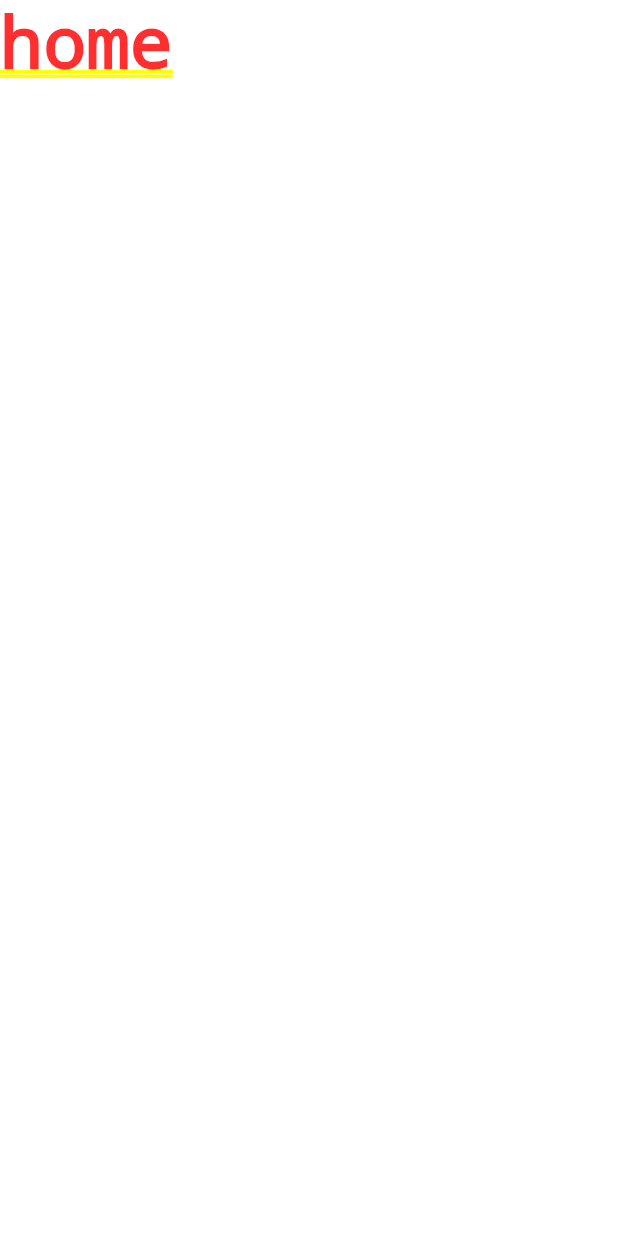
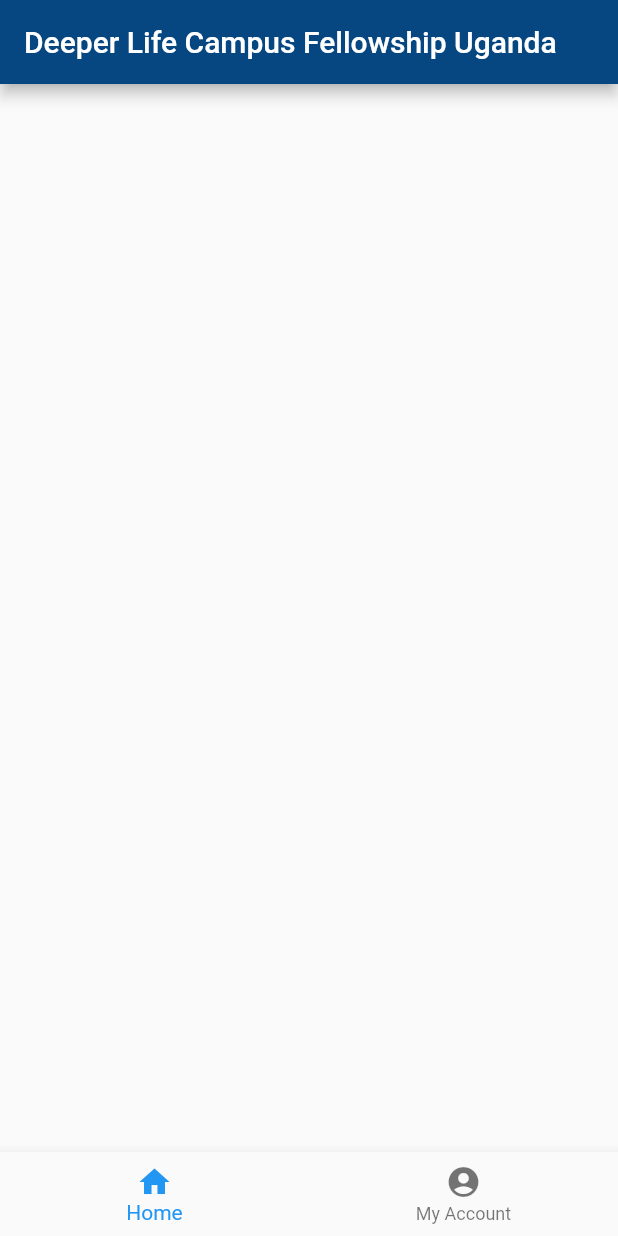
Before and after one commit to edcsu/deeper_life_campus, a Flutter app: the screen it shows after launch, after a tap on "LOGIN", on a phone screen of 412 x 824 dp. Run offline on Flutter 3.47's test engine with Material 2 defaults, Android fonts, the phone set to English and light mode, and no system bars; our stand-ins replace flutter_svg, splashscreen.

Commit message:
style:home screen

```diff
--- a/lib/screens/authenticate/sign_in.dart
+++ b/lib/screens/authenticate/sign_in.dart
@@ -1,8 +1,6 @@
 import 'package:deeper_life_campus/components/rounded_button.dart';
 import 'package:deeper_life_campus/components/rounded_input_field.dart';
 import 'package:deeper_life_campus/components/rounded_password_field.dart';
-import 'package:deeper_life_campus/components/text_field_container.dart';
-import 'package:deeper_life_campus/constants.dart';
 import 'package:deeper_life_campus/screens/home/home.dart';
 import 'package:deeper_life_campus/screens/services/auth.dart';
 import 'package:flutter/material.dart';
--- /dev/null
+++ b/lib/screens/dashboard/dashboard.dart
@@ -0,0 +1,13 @@
+import 'package:deeper_life_campus/screens/home/components/app_bar.dart';
+import 'package:flutter/material.dart';
+
+class Dashboard extends StatelessWidget {
+  const Dashboard({Key key}) : super(key: key);
+
+  @override
+  Widget build(BuildContext context) {
+    return Scaffold(
+      appBar: homeAppBar(),
+    );
+  }
+}
--- /dev/null
+++ b/lib/screens/home/components/app_bar.dart
@@ -0,0 +1,15 @@
+import 'package:deeper_life_campus/constants.dart';
+import 'package:flutter/material.dart';
+
+AppBar homeAppBar() {
+    return AppBar(
+      // leading: SvgPicture.asset("assets/images/logo.svg"),
+      automaticallyImplyLeading: false,
+      backgroundColor: kPrimaryColor,
+      title: Text(
+        "Deeper Life Campus Fellowship Uganda",
+        style: TextStyle(
+        ),
+      ),
+    );
+  }
--- /dev/null
+++ b/lib/screens/home/components/body.dart
@@ -0,0 +1,17 @@
+import 'package:flutter/material.dart';
+
+class Body extends StatelessWidget {
+  const Body({
+    Key key,
+    @required List pages,
+    @required int selectedTabIndex,
+  }) : _pages = pages, _selectedTabIndex = selectedTabIndex, super(key: key);
+
+  final List _pages;
+  final int _selectedTabIndex;
+
+  @override
+  Widget build(BuildContext context) {
+    return Center(child: _pages[_selectedTabIndex]);
+  }
+}
--- a/lib/screens/home/home.dart
+++ b/lib/screens/home/home.dart
@@ -1,12 +1,43 @@
+import 'package:deeper_life_campus/screens/dashboard/dashboard.dart';
+import 'package:deeper_life_campus/screens/home/components/app_bar.dart';
+import 'package:deeper_life_campus/screens/home/components/body.dart';
 import 'package:flutter/material.dart';
 
-class Home extends StatelessWidget {
-  const Home({Key key}) : super(key: key);
+class Home extends StatefulWidget {
+  Home({Key key}) : super(key: key);
+
+  @override
+  _HomeState createState() => _HomeState();
+}
+
+class _HomeState extends State<Home> {
+  int _selectedTabIndex = 0;
+
+  List _pages = [
+    Dashboard(),
+    Text("Account"),
+  ];
+
+   _changeIndex(int index) {
+    setState(() {
+      _selectedTabIndex = index;
+    });
+  }
 
   @override
   Widget build(BuildContext context) {
-    return Container(
-      child: Text('home'),
+    return Scaffold(
+      // appBar: homeAppBar(),
+      body: Body(pages: _pages, selectedTabIndex: _selectedTabIndex),
+      bottomNavigationBar: BottomNavigationBar(
+        currentIndex: _selectedTabIndex,
+        onTap: _changeIndex,
+        type: BottomNavigationBarType.fixed,
+        items: [
+          BottomNavigationBarItem(icon: Icon(Icons.home), title: Text("Home")),
+          BottomNavigationBarItem(icon: Icon(Icons.account_circle), title: Text("My Account")),
+        ],
+      ),
     );
   }
 }
```
